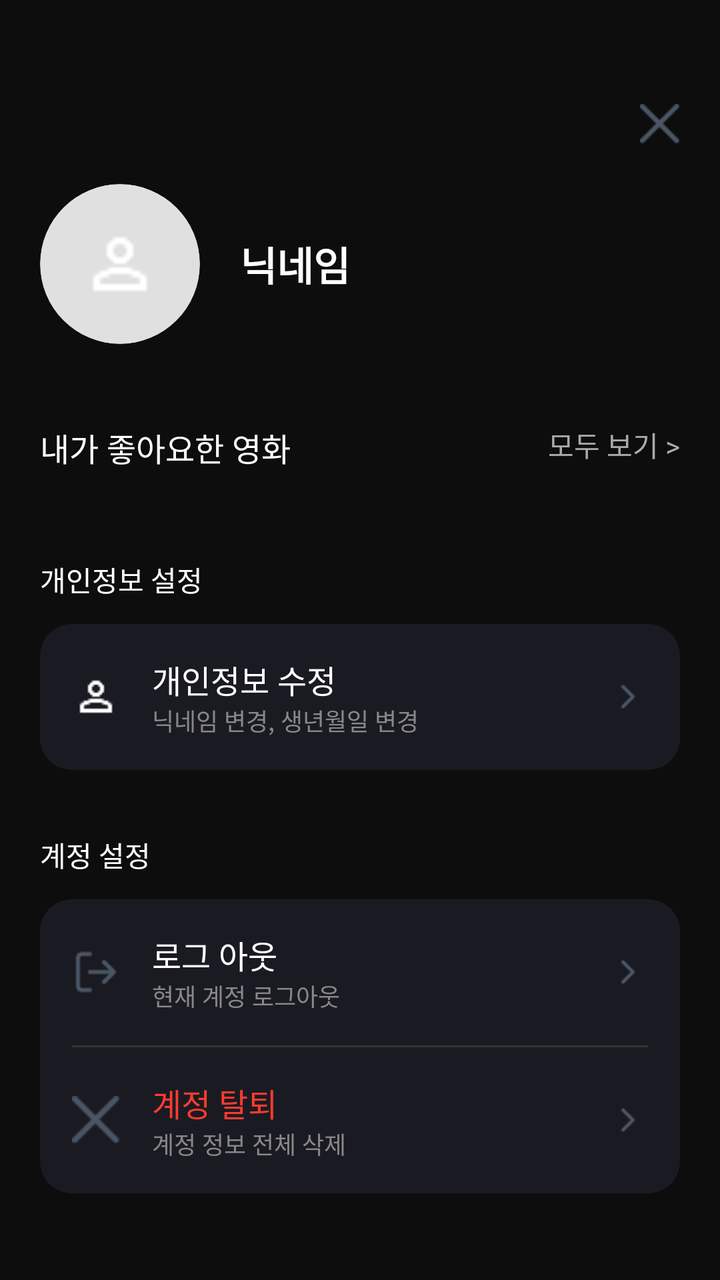
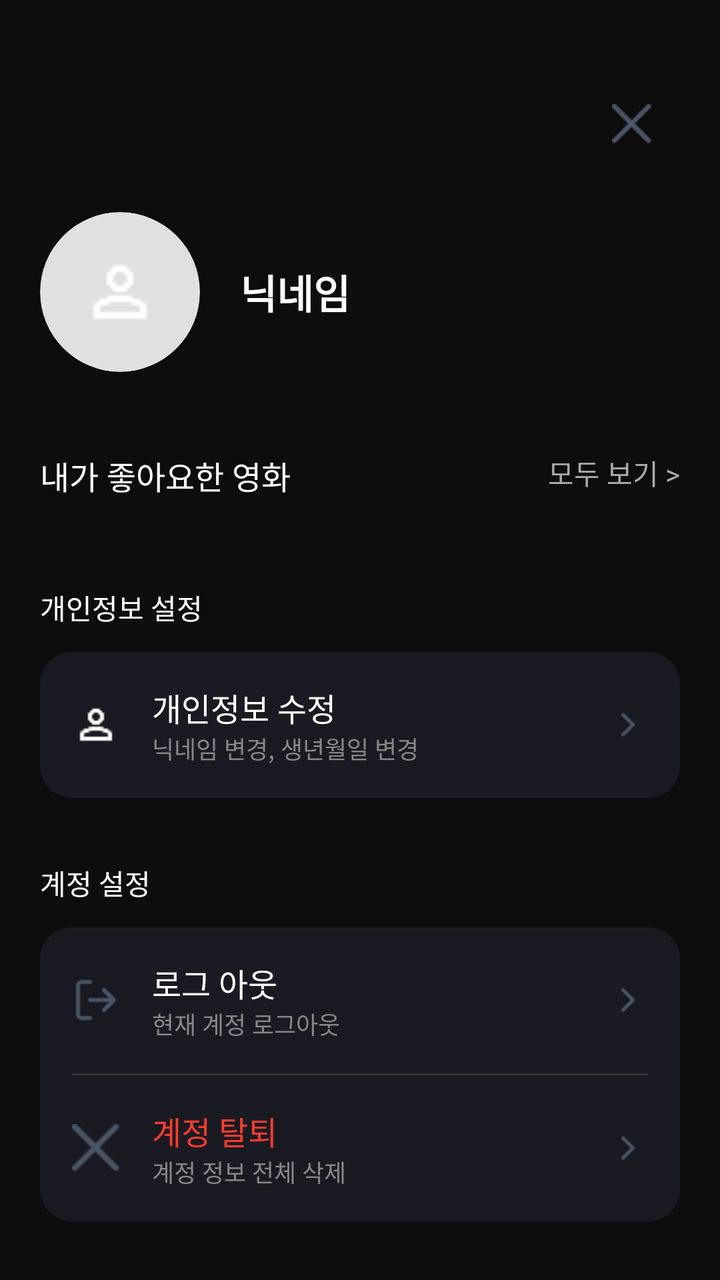

An Android layout rendered at two revisions. The XML below is the earlier revision; the diff shows what the commit changed to produce the second picture.
<!-- AndroidManifest.xml: application theme Theme.App.Starting -->
<!-- res/layout/fragment_my_page.xml -->
<?xml version="1.0" encoding="utf-8"?>
<androidx.core.widget.NestedScrollView xmlns:android="http://schemas.android.com/apk/res/android"
    xmlns:app="http://schemas.android.com/apk/res-auto"
    android:layout_width="match_parent"
    android:layout_height="match_parent"
    android:background="#0D0D0D"> <LinearLayout
    android:layout_width="match_parent"
    android:layout_height="wrap_content"
    android:orientation="vertical"
    android:padding="20dp">

    <ImageView
        android:id="@+id/btn_close_mypage"
        android:layout_width="20dp"
        android:layout_height="20dp"
        android:layout_gravity="end"
        android:src="@drawable/ic_close"
        android:layout_marginTop="32dp"
        app:tint="#FFFFFF" />

    <LinearLayout
        android:layout_width="match_parent"
        android:layout_height="wrap_content"
        android:orientation="horizontal"
        android:gravity="center_vertical"
        android:layout_marginTop="20dp">

        <androidx.cardview.widget.CardView
            android:layout_width="80dp"
            android:layout_height="80dp"
            app:cardCornerRadius="40dp"
            app:cardBackgroundColor="#E0E0E0"
            app:cardElevation="0dp">
            <ImageView
                android:layout_width="match_parent"
                android:layout_height="match_parent"
                android:padding="20dp"
                android:src="@drawable/ic_person"
                app:tint="#555555" />
        </androidx.cardview.widget.CardView>

        <TextView
            android:id="@+id/tv_user_name"
            android:layout_width="wrap_content"
            android:layout_height="wrap_content"
            android:layout_marginStart="20dp"
            android:text="닉네임"
            android:textColor="#FFFFFF"
            android:textSize="20sp"
            android:textStyle="bold" />
    </LinearLayout>

    <RelativeLayout
        android:layout_width="match_parent"
        android:layout_height="wrap_content"
        android:layout_marginTop="40dp"
        android:layout_marginBottom="12dp">

        <TextView
            android:layout_width="wrap_content"
            android:layout_height="wrap_content"
            android:text="내가 좋아요한 영화"
            android:textColor="#FFFFFF"
            android:textSize="16sp" />

        <TextView
            android:id="@+id/btn_view_all_movies"
            android:layout_width="wrap_content"
            android:layout_height="wrap_content"
            android:layout_alignParentEnd="true"
            android:text="모두 보기 >"
            android:textColor="#AAAAAA"
            android:textSize="14sp" />
    </RelativeLayout>

    <androidx.recyclerview.widget.RecyclerView
        android:id="@+id/rv_liked_movies_horizontal"
        android:layout_width="match_parent"
        android:layout_height="wrap_content"
        android:clipToPadding="false"
        android:orientation="horizontal"
        app:layoutManager="androidx.recyclerview.widget.LinearLayoutManager" />

    <TextView
        android:layout_width="wrap_content"
        android:layout_height="wrap_content"
        android:layout_marginTop="32dp"
        android:text="개인정보 설정"
        android:textColor="#FFFFFF"
        android:textSize="14sp"
        android:layout_marginBottom="12dp"/>

    <LinearLayout
        android:id="@+id/btn_edit_profile"
        android:layout_width="match_parent"
        android:layout_height="wrap_content"
        android:background="@drawable/bg_setting_card"
        android:orientation="horizontal"
        android:gravity="center_vertical"
        android:padding="16dp">
        <ImageView
            android:layout_width="24dp"
            android:layout_height="24dp"
            android:src="@drawable/ic_person"
            app:tint="#888888"/>
        <LinearLayout
            android:layout_width="0dp"
            android:layout_height="wrap_content"
            android:layout_weight="1"
            android:orientation="vertical"
            android:layout_marginStart="16dp">
            <TextView
                android:layout_width="wrap_content"
                android:layout_height="wrap_content"
                android:text="개인정보 수정"
                android:textColor="#FFFFFF"
                android:textSize="16sp" />
            <TextView
                android:layout_width="wrap_content"
                android:layout_height="wrap_content"
                android:text="닉네임 변경, 생년월일 변경"
                android:textColor="#888888"
                android:textSize="12sp" />
        </LinearLayout>
        <ImageView
            android:layout_width="20dp"
            android:layout_height="20dp"
            android:src="@drawable/ic_to_go"
            app:tint="#888888"/>
    </LinearLayout>

    <TextView
        android:layout_width="wrap_content"
        android:layout_height="wrap_content"
        android:layout_marginTop="32dp"
        android:text="계정 설정"
        android:textColor="#FFFFFF"
        android:textSize="14sp"
        android:layout_marginBottom="12dp"/>

    <LinearLayout
        android:layout_width="match_parent"
        android:layout_height="wrap_content"
        android:background="@drawable/bg_setting_card"
        android:orientation="vertical">

        <LinearLayout
            android:id="@+id/btn_logout"
            android:layout_width="match_parent"
            android:layout_height="wrap_content"
            android:orientation="horizontal"
            android:gravity="center_vertical"
            android:padding="16dp">
            <ImageView
                android:layout_width="24dp"
                android:layout_height="24dp"
                android:src="@drawable/ic_logout"
                app:tint="#888888"/>
            <LinearLayout
                android:layout_width="0dp"
                android:layout_height="wrap_content"
                android:layout_weight="1"
                android:orientation="vertical"
                android:layout_marginStart="16dp">
                <TextView
                    android:layout_width="wrap_content"
                    android:layout_height="wrap_content"
                    android:text="로그 아웃"
                    android:textColor="#FFFFFF"
                    android:textSize="16sp" />
                <TextView
                    android:layout_width="wrap_content"
                    android:layout_height="wrap_content"
                    android:text="현재 계정 로그아웃"
                    android:textColor="#888888"
                    android:textSize="12sp" />
            </LinearLayout>
            <ImageView
                android:layout_width="20dp"
                android:layout_height="20dp"
                android:src="@drawable/ic_to_go"
                app:tint="#888888"/>
        </LinearLayout>

        <View android:layout_width="match_parent" android:layout_height="1dp" android:background="#333333" android:layout_marginHorizontal="16dp"/>

        <LinearLayout
            android:id="@+id/btn_delete_account"
            android:layout_width="match_parent"
            android:layout_height="wrap_content"
            android:orientation="horizontal"
            android:gravity="center_vertical"
            android:padding="16dp">
            <ImageView
                android:layout_width="24dp"
                android:layout_height="24dp"
                android:src="@drawable/ic_close"
                app:tint="#888888"/>
            <LinearLayout
                android:layout_width="0dp"
                android:layout_height="wrap_content"
                android:layout_weight="1"
                android:orientation="vertical"
                android:layout_marginStart="16dp">
                <TextView
                    android:layout_width="wrap_content"
                    android:layout_height="wrap_content"
                    android:text="계정 탈퇴"
                    android:textColor="#FF3B30"
                    android:textSize="16sp" />
                <TextView
                    android:layout_width="wrap_content"
                    android:layout_height="wrap_content"
                    android:text="계정 정보 전체 삭제"
                    android:textColor="#888888"
                    android:textSize="12sp" />
            </LinearLayout>
            <ImageView
                android:layout_width="20dp"
                android:layout_height="20dp"
                android:src="@drawable/ic_to_go"
                app:tint="#888888"/>
        </LinearLayout>
    </LinearLayout>

    <View android:layout_width="match_parent" android:layout_height="40dp"/> </LinearLayout>
</androidx.core.widget.NestedScrollView>
<!-- resources referenced by this layout -->
<resources>
  <!-- drawable bg_setting_card (drawable) -->
  <?xml version="1.0" encoding="utf-8"?>
  <shape xmlns:android="http://schemas.android.com/apk/res/android">
      <solid android:color="#1A1B22" /> <corners android:radius="16dp" />
  </shape>
  <!-- drawable ic_close: png bitmap (drawable, 313 bytes) -->
  <!-- drawable ic_logout: png bitmap (drawable, 437 bytes) -->
  <!-- drawable ic_person: png bitmap (drawable, 398 bytes) -->
  <!-- drawable ic_to_go: png bitmap (drawable, 201 bytes) -->
  <style name="Theme.App.Starting" parent="Theme.SplashScreen">
          <item name="windowSplashScreenBackground">#000000</item>
          <item name="windowSplashScreenAnimatedIcon">@mipmap/app_icon_round</item>
          <item name="postSplashScreenTheme">@style/Theme.LMHYMVandroid</item>
      </style>
  <style name="Theme.LMHYMVandroid" parent="Theme.Material3.Light.NoActionBar">
      </style>
</resources>

<!-- the commit's change to res/layout/fragment_my_page.xml (unified diff, before → after) -->
@@ -3,7 +3,7 @@
     xmlns:app="http://schemas.android.com/apk/res-auto"
     android:layout_width="match_parent"
     android:layout_height="match_parent"
-    android:background="#0D0D0D"> <LinearLayout
+    android:background="@color/app_background_alt"> <LinearLayout
     android:layout_width="match_parent"
     android:layout_height="wrap_content"
     android:orientation="vertical"
@@ -11,12 +11,17 @@
 
     <ImageView
         android:id="@+id/btn_close_mypage"
-        android:layout_width="20dp"
-        android:layout_height="20dp"
+        android:layout_width="@dimen/touch_target_min"
+        android:layout_height="@dimen/touch_target_min"
         android:layout_gravity="end"
+        android:padding="14dp"
+        android:contentDescription="마이페이지 닫기"
+        android:background="?attr/selectableItemBackgroundBorderless"
+        android:clickable="true"
+        android:focusable="true"
         android:src="@drawable/ic_close"
-        android:layout_marginTop="32dp"
-        app:tint="#FFFFFF" />
+        android:layout_marginTop="18dp"
+        app:tint="@color/on_surface_dark" />
 
     <LinearLayout
         android:layout_width="match_parent"
@@ -29,14 +34,16 @@
             android:layout_width="80dp"
             android:layout_height="80dp"
             app:cardCornerRadius="40dp"
-            app:cardBackgroundColor="#E0E0E0"
+            app:cardBackgroundColor="@color/neutral_divider"
             app:cardElevation="0dp">
             <ImageView
                 android:layout_width="match_parent"
                 android:layout_height="match_parent"
                 android:padding="20dp"
+                android:contentDescription="@null"
+                android:importantForAccessibility="no"
                 android:src="@drawable/ic_person"
-                app:tint="#555555" />
+                app:tint="@color/text_on_light_muted" />
         </androidx.cardview.widget.CardView>
 
         <TextView
@@ -45,7 +52,7 @@
             android:layout_height="wrap_content"
             android:layout_marginStart="20dp"
             android:text="닉네임"
-            android:textColor="#FFFFFF"
+            android:textColor="@color/on_surface_dark"
             android:textSize="20sp"
             android:textStyle="bold" />
     </LinearLayout>
@@ -60,7 +67,7 @@
             android:layout_width="wrap_content"
             android:layout_height="wrap_content"
             android:text="내가 좋아요한 영화"
-            android:textColor="#FFFFFF"
+            android:textColor="@color/on_surface_dark"
             android:textSize="16sp" />
 
         <TextView
@@ -69,7 +76,7 @@
             android:layout_height="wrap_content"
             android:layout_alignParentEnd="true"
             android:text="모두 보기 >"
-            android:textColor="#AAAAAA"
+            android:textColor="@color/text_tertiary"
             android:textSize="14sp" />
     </RelativeLayout>
 
@@ -86,7 +93,7 @@
         android:layout_height="wrap_content"
         android:layout_marginTop="32dp"
         android:text="개인정보 설정"
-        android:textColor="#FFFFFF"
+        android:textColor="@color/on_surface_dark"
         android:textSize="14sp"
         android:layout_marginBottom="12dp"/>
 
@@ -101,8 +108,10 @@
         <ImageView
             android:layout_width="24dp"
             android:layout_height="24dp"
+            android:contentDescription="@null"
+            android:importantForAccessibility="no"
             android:src="@drawable/ic_person"
-            app:tint="#888888"/>
+            app:tint="@color/text_secondary"/>
         <LinearLayout
             android:layout_width="0dp"
             android:layout_height="wrap_content"
@@ -113,20 +122,22 @@
                 android:layout_width="wrap_content"
                 android:layout_height="wrap_content"
                 android:text="개인정보 수정"
-                android:textColor="#FFFFFF"
+                android:textColor="@color/on_surface_dark"
                 android:textSize="16sp" />
             <TextView
                 android:layout_width="wrap_content"
                 android:layout_height="wrap_content"
                 android:text="닉네임 변경, 생년월일 변경"
-                android:textColor="#888888"
+                android:textColor="@color/text_secondary"
                 android:textSize="12sp" />
         </LinearLayout>
         <ImageView
             android:layout_width="20dp"
             android:layout_height="20dp"
+            android:contentDescription="@null"
+            android:importantForAccessibility="no"
             android:src="@drawable/ic_to_go"
-            app:tint="#888888"/>
+            app:tint="@color/text_secondary"/>
     </LinearLayout>
 
     <TextView
@@ -134,7 +145,7 @@
         android:layout_height="wrap_content"
         android:layout_marginTop="32dp"
         android:text="계정 설정"
-        android:textColor="#FFFFFF"
+        android:textColor="@color/on_surface_dark"
         android:textSize="14sp"
         android:layout_marginBottom="12dp"/>
 
@@ -154,8 +165,10 @@
             <ImageView
                 android:layout_width="24dp"
                 android:layout_height="24dp"
+                android:contentDescription="@null"
+                android:importantForAccessibility="no"
                 android:src="@drawable/ic_logout"
-                app:tint="#888888"/>
+                app:tint="@color/text_secondary"/>
             <LinearLayout
                 android:layout_width="0dp"
                 android:layout_height="wrap_content"
@@ -166,23 +179,25 @@
                     android:layout_width="wrap_content"
                     android:layout_height="wrap_content"
                     android:text="로그 아웃"
-                    android:textColor="#FFFFFF"
+                    android:textColor="@color/on_surface_dark"
                     android:textSize="16sp" />
                 <TextView
                     android:layout_width="wrap_content"
                     android:layout_height="wrap_content"
                     android:text="현재 계정 로그아웃"
-                    android:textColor="#888888"
+                    android:textColor="@color/text_secondary"
                     android:textSize="12sp" />
             </LinearLayout>
             <ImageView
                 android:layout_width="20dp"
                 android:layout_height="20dp"
+                android:contentDescription="@null"
+                android:importantForAccessibility="no"
                 android:src="@drawable/ic_to_go"
-                app:tint="#888888"/>
+                app:tint="@color/text_secondary"/>
         </LinearLayout>
 
-        <View android:layout_width="match_parent" android:layout_height="1dp" android:background="#333333" android:layout_marginHorizontal="16dp"/>
+        <View android:layout_width="match_parent" android:layout_height="1dp" android:background="@color/neutral_placeholder" android:layout_marginHorizontal="16dp"/>
 
         <LinearLayout
             android:id="@+id/btn_delete_account"
@@ -194,8 +209,10 @@
             <ImageView
                 android:layout_width="24dp"
                 android:layout_height="24dp"
+                android:contentDescription="@null"
+                android:importantForAccessibility="no"
                 android:src="@drawable/ic_close"
-                app:tint="#888888"/>
+                app:tint="@color/text_secondary"/>
             <LinearLayout
                 android:layout_width="0dp"
                 android:layout_height="wrap_content"
@@ -206,20 +223,22 @@
                     android:layout_width="wrap_content"
                     android:layout_height="wrap_content"
                     android:text="계정 탈퇴"
-                    android:textColor="#FF3B30"
+                    android:textColor="@color/danger_red_alt"
                     android:textSize="16sp" />
                 <TextView
                     android:layout_width="wrap_content"
                     android:layout_height="wrap_content"
                     android:text="계정 정보 전체 삭제"
-                    android:textColor="#888888"
+                    android:textColor="@color/text_secondary"
                     android:textSize="12sp" />
             </LinearLayout>
             <ImageView
                 android:layout_width="20dp"
                 android:layout_height="20dp"
+                android:contentDescription="@null"
+                android:importantForAccessibility="no"
                 android:src="@drawable/ic_to_go"
-                app:tint="#888888"/>
+                app:tint="@color/text_secondary"/>
         </LinearLayout>
     </LinearLayout>
 
<!-- resource entries referenced after the edit -->
@@ -1,5 +1,14 @@
 <!-- resources referenced by this layout -->
 <resources>
+  <color name="app_background_alt">#0D0D0D</color>
+  <color name="danger_red_alt">#FF3B30</color>
+  <color name="neutral_divider">#E0E0E0</color>
+  <color name="neutral_placeholder">#333333</color>
+  <color name="on_surface_dark">#FFFFFF</color>
+  <color name="text_on_light_muted">#555555</color>
+  <color name="text_secondary">#888888</color>
+  <color name="text_tertiary">#AAAAAA</color>
+  <dimen name="touch_target_min">48dp</dimen>
   <!-- drawable bg_setting_card (drawable) -->
   <?xml version="1.0" encoding="utf-8"?>
   <shape xmlns:android="http://schemas.android.com/apk/res/android">
@@ -14,7 +23,28 @@
           <item name="windowSplashScreenAnimatedIcon">@mipmap/app_icon_round</item>
           <item name="postSplashScreenTheme">@style/Theme.LMHYMVandroid</item>
       </style>
-  <style name="Theme.LMHYMVandroid" parent="Theme.Material3.Light.NoActionBar">
+  <style name="Theme.LMHYMVandroid" parent="Theme.Material3.DayNight.NoActionBar">
+          <item name="colorPrimary">@color/brand_primary</item>
+          <item name="colorOnPrimary">@color/brand_on_primary</item>
+          <item name="colorPrimaryContainer">@color/brand_primary</item>
+          <item name="colorOnPrimaryContainer">@color/brand_on_primary</item>
+  
+          <item name="colorSurface">@color/app_background</item>
+          <item name="colorOnSurface">@color/on_surface_dark</item>
+          <item name="colorSurfaceVariant">@color/card_dark</item>
+          <item name="colorOnSurfaceVariant">@color/text_secondary</item>
+  
+          <item name="android:colorBackground">@color/app_background</item>
+          <item name="colorOutline">@color/neutral_divider</item>
+          <item name="colorError">@color/danger_red</item>
+  
+          <item name="android:statusBarColor">@color/app_background</item>
+          <item name="android:navigationBarColor">@color/app_background</item>
       </style>
+  <color name="brand_primary">#141925</color>
+  <color name="brand_on_primary">#FFFFFF</color>
+  <color name="app_background">#121212</color>
+  <color name="card_dark">#161B22</color>
+  <color name="danger_red">#FF0000</color>
 </resources>
 
